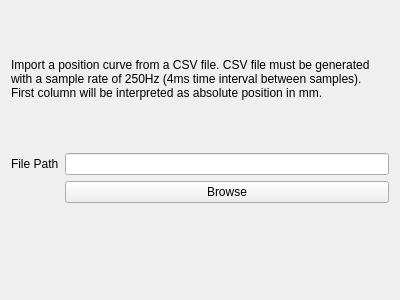
This is frontend/ui/CustomSignalWidget.ui in petermcevoy/ssy226airflow as Qt 5 draws it before an edit. The edited form follows.
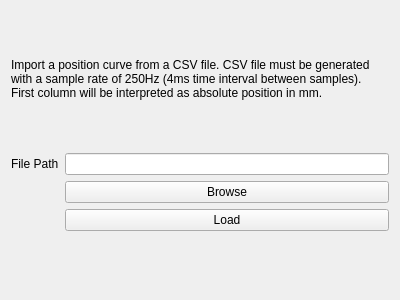
This is the edited form.

```diff
--- a/frontend/ui/CustomSignalWidget.ui
+++ b/frontend/ui/CustomSignalWidget.ui
@@ -46,6 +46,13 @@
        </property>
       </widget>
      </item>
+     <item row="2" column="1">
+      <widget class="QPushButton" name="loadCSVButton">
+       <property name="text">
+        <string>Load</string>
+       </property>
+      </widget>
+     </item>
     </layout>
    </item>
   </layout>
```
